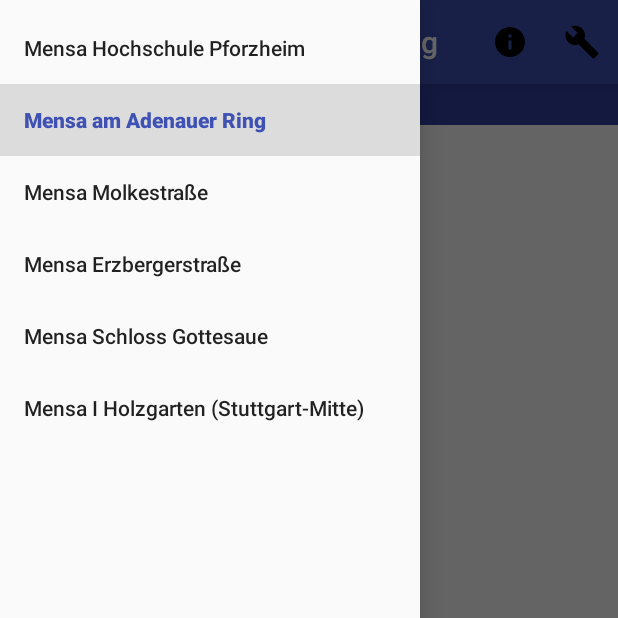
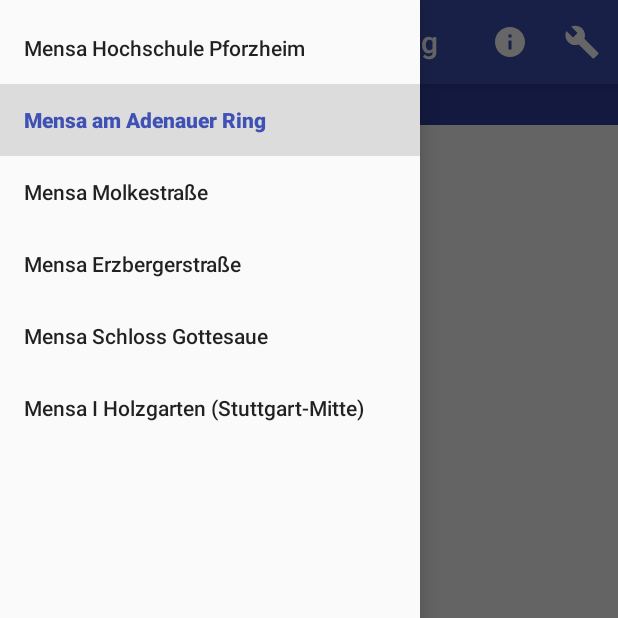
Before and after one commit to csicar/MensaPlan, an Android app: the screen it shows after launch (MainActivity), with the side drawer open, on a phone screen of 412 x 824 dp, the top half of it. Run offline under Robolectric (Android 15) with nearby library versions, the phone set to English and light mode, and no system bars; our stand-ins replace Volley; network calls fail.

Commit message:
use white icons

```diff
--- a/app/src/main/res/drawable-v21/ic_menu_manage.xml
+++ b/app/src/main/res/drawable-v21/ic_menu_manage.xml
@@ -4,6 +4,6 @@
     android:viewportHeight="24.0"
     android:viewportWidth="24.0">
     <path
-        android:fillColor="#FF000000"
+        android:fillColor="#FFFFFF"
         android:pathData="M22.7,19l-9.1,-9.1c0.9,-2.3 0.4,-5 -1.5,-6.9 -2,-2 -5,-2.4 -7.4,-1.3L9,6 6,9 1.6,4.7C0.4,7.1 0.9,10.1 2.9,12.1c1.9,1.9 4.6,2.4 6.9,1.5l9.1,9.1c0.4,0.4 1,0.4 1.4,0l2.3,-2.3c0.5,-0.4 0.5,-1.1 0.1,-1.4z" />
 </vector>
--- a/app/src/main/res/drawable/ic_info_black_24dp.xml
+++ b/app/src/main/res/drawable/ic_info_white_24dp.xml
@@ -4,6 +4,6 @@
     android:viewportHeight="24.0"
     android:viewportWidth="24.0">
     <path
-        android:fillColor="#FF000000"
+        android:fillColor="#ffffff"
         android:pathData="M12,2C6.48,2 2,6.48 2,12s4.48,10 10,10 10,-4.48 10,-10S17.52,2 12,2zm1,15h-2v-6h2v6zm0,-8h-2V7h2v2z" />
 </vector>
--- a/app/src/main/res/menu/main.xml
+++ b/app/src/main/res/menu/main.xml
@@ -4,7 +4,7 @@
     xmlns:app="http://schemas.android.com/apk/res-auto">
     <item
         android:id="@+id/action_canteen_info"
-        android:icon="@drawable/ic_info_black_24dp"
+        android:icon="@drawable/ic_info_white_24dp"
         android:title="@string/canteen_info_action_text"
         app:showAsAction="ifRoom" />
     <item
```
